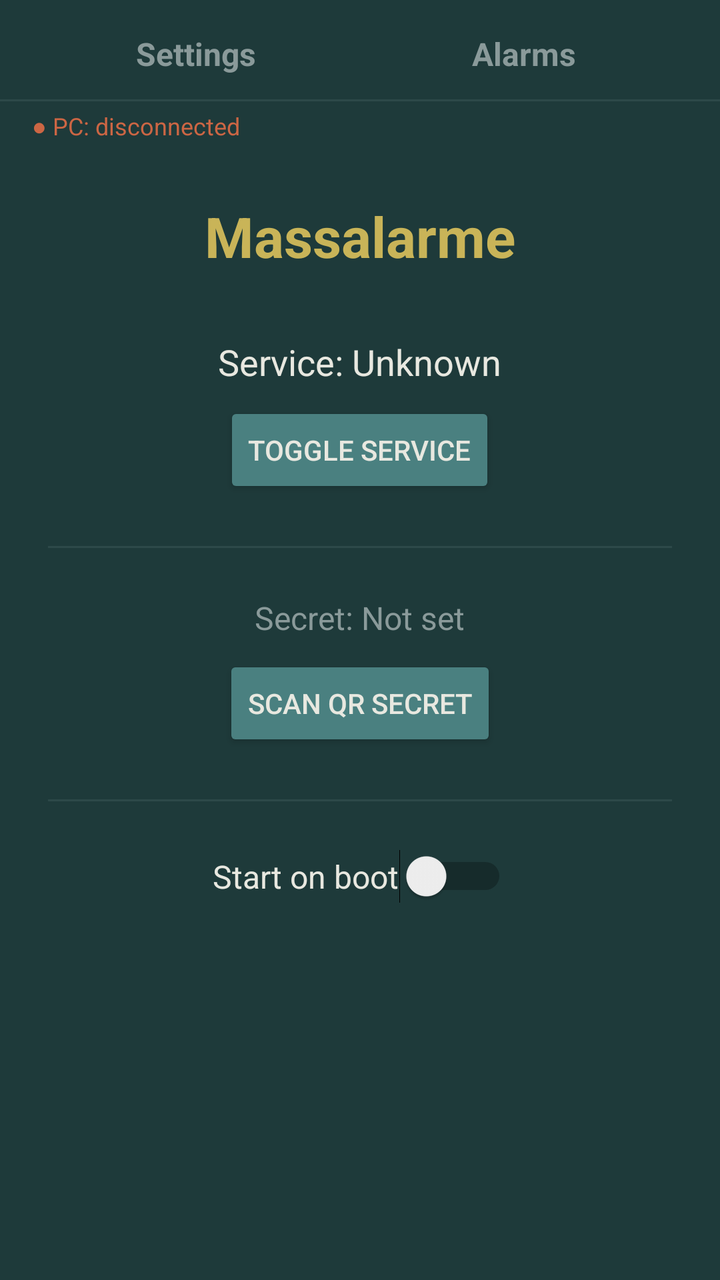
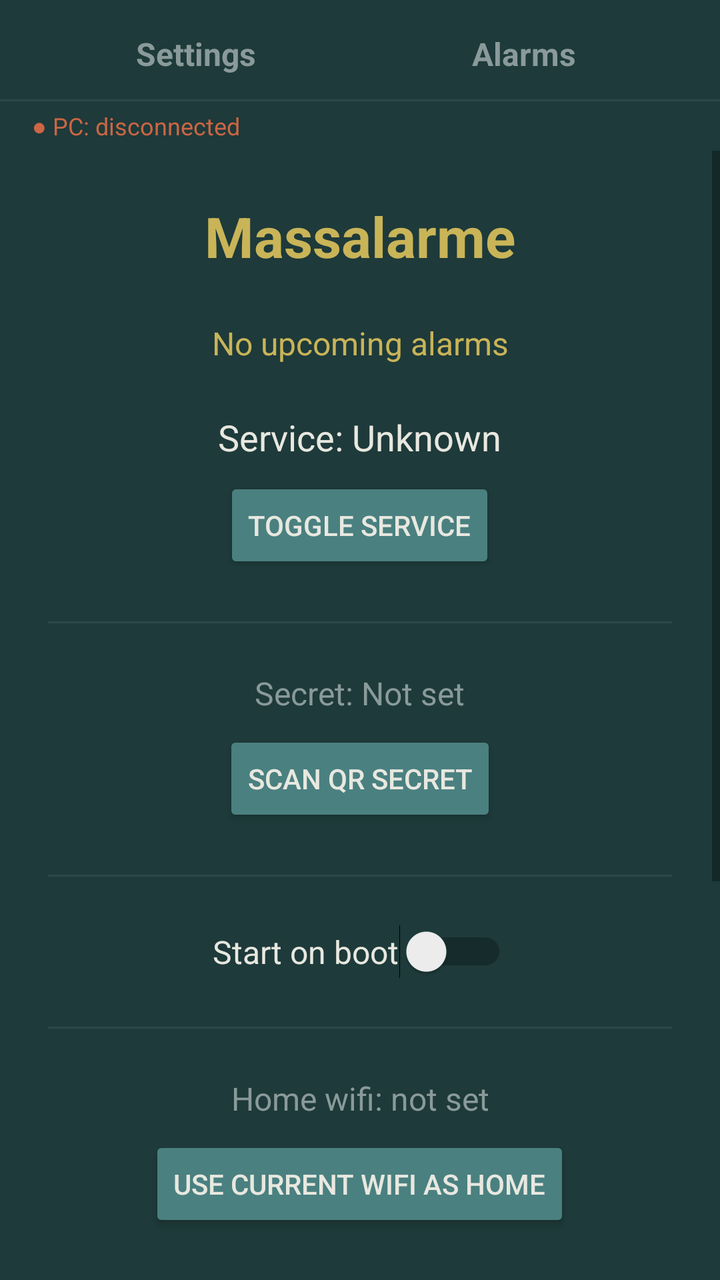

Two renders of the same Android screen: before a commit and after it. Below are the layout's source before the change and the commit's diff.
<!-- AndroidManifest.xml: application theme Theme.AppCompat.Light.NoActionBar -->
<!-- res/layout/activity_main.xml -->
<?xml version="1.0" encoding="utf-8"?>
<LinearLayout xmlns:android="http://schemas.android.com/apk/res/android"
    android:layout_width="match_parent"
    android:layout_height="match_parent"
    android:orientation="vertical"
    android:background="@color/bg_dark">

    <LinearLayout
        android:layout_width="match_parent"
        android:layout_height="wrap_content"
        android:orientation="horizontal"
        android:paddingStart="16dp"
        android:paddingEnd="16dp"
        android:paddingTop="16dp"
        android:paddingBottom="12dp">

        <TextView
            android:id="@+id/tab_settings"
            android:layout_width="0dp"
            android:layout_height="wrap_content"
            android:layout_weight="1"
            android:text="Settings"
            android:textSize="16sp"
            android:textStyle="bold"
            android:textColor="@color/text_muted"
            android:gravity="center" />

        <TextView
            android:id="@+id/tab_alarms"
            android:layout_width="0dp"
            android:layout_height="wrap_content"
            android:layout_weight="1"
            android:text="Alarms"
            android:textSize="16sp"
            android:textStyle="bold"
            android:textColor="@color/text_muted"
            android:gravity="center" />
    </LinearLayout>

    <View
        android:layout_width="match_parent"
        android:layout_height="1dp"
        android:background="@color/divider" />

    <TextView
        android:id="@+id/ws_status"
        android:layout_width="match_parent"
        android:layout_height="wrap_content"
        android:text="● PC: disconnected"
        android:textSize="12sp"
        android:textColor="@color/ws_disconnected"
        android:paddingStart="16dp"
        android:paddingEnd="16dp"
        android:paddingTop="4dp"
        android:paddingBottom="4dp"
        android:background="@color/bg_dark" />

    <FrameLayout
        android:layout_width="match_parent"
        android:layout_height="0dp"
        android:layout_weight="1">

        <LinearLayout
            android:id="@+id/settings_content"
            android:layout_width="match_parent"
            android:layout_height="match_parent"
            android:orientation="vertical"
            android:padding="24dp"
            android:gravity="center_horizontal"
            android:background="@color/bg_dark">

            <TextView
                android:layout_width="wrap_content"
                android:layout_height="wrap_content"
                android:text="Massalarme"
                android:textSize="28sp"
                android:textStyle="bold"
                android:textColor="@color/secondary_accent"
                android:layout_marginBottom="32dp" />

            <TextView
                android:id="@+id/service_status"
                android:layout_width="wrap_content"
                android:layout_height="wrap_content"
                android:text="Service: Unknown"
                android:textSize="18sp"
                android:textColor="@color/text_primary"
                android:layout_marginBottom="8dp" />

            <Button
                android:id="@+id/service_toggle"
                android:layout_width="wrap_content"
                android:layout_height="wrap_content"
                android:text="Toggle Service"
                android:backgroundTint="@color/primary_accent"
                android:textColor="@color/text_primary"
                android:layout_marginBottom="24dp" />

            <View
                android:layout_width="match_parent"
                android:layout_height="1dp"
                android:background="@color/divider"
                android:layout_marginBottom="24dp" />

            <TextView
                android:id="@+id/secret_status"
                android:layout_width="wrap_content"
                android:layout_height="wrap_content"
                android:text="Secret: Not set"
                android:textSize="16sp"
                android:textColor="@color/text_muted"
                android:layout_marginBottom="8dp" />

            <Button
                android:id="@+id/scan_secret"
                android:layout_width="wrap_content"
                android:layout_height="wrap_content"
                android:text="Scan QR Secret"
                android:backgroundTint="@color/primary_accent"
                android:textColor="@color/text_primary"
                android:layout_marginBottom="24dp" />

            <View
                android:layout_width="match_parent"
                android:layout_height="1dp"
                android:background="@color/divider"
                android:layout_marginBottom="24dp" />

            <Switch
                android:id="@+id/boot_toggle"
                android:layout_width="wrap_content"
                android:layout_height="wrap_content"
                android:text="Start on boot"
                android:textSize="16sp"
                android:textColor="@color/text_primary" />

        </LinearLayout>

        <LinearLayout
            android:id="@+id/alarms_content"
            android:layout_width="match_parent"
            android:layout_height="match_parent"
            android:orientation="vertical"
            android:padding="16dp"
            android:background="@color/bg_dark"
            android:visibility="gone">

            <TextView
                android:id="@+id/alarms_empty"
                android:layout_width="wrap_content"
                android:layout_height="wrap_content"
                android:text="No alarms synced yet"
                android:textSize="16sp"
                android:textColor="@color/text_muted"
                android:layout_gravity="center_horizontal"
                android:layout_marginTop="24dp"
                android:layout_marginBottom="12dp"
                android:visibility="gone" />

            <ScrollView
                android:id="@+id/alarms_scroll"
                android:layout_width="match_parent"
                android:layout_height="0dp"
                android:layout_weight="1"
                android:fillViewport="true">

                <LinearLayout
                    android:id="@+id/alarms_list"
                    android:layout_width="match_parent"
                    android:layout_height="wrap_content"
                    android:orientation="vertical" />
            </ScrollView>

            <Button
                android:id="@+id/alarms_add"
                android:layout_width="wrap_content"
                android:layout_height="wrap_content"
                android:text="+"
                android:textSize="20sp"
                android:textStyle="bold"
                android:backgroundTint="@color/secondary_accent"
                android:textColor="@color/bg_dark"
                android:layout_gravity="center_horizontal"
                android:layout_marginTop="12dp"
                android:layout_marginBottom="4dp" />

            <TextView
                android:id="@+id/alarms_last_sync"
                android:layout_width="wrap_content"
                android:layout_height="wrap_content"
                android:text="Last synced: —"
                android:textSize="14sp"
                android:textColor="@color/text_muted"
                android:layout_marginTop="12dp" />

        </LinearLayout>

    </FrameLayout>

</LinearLayout>
<!-- resources referenced by this layout -->
<resources>
  <color name="bg_dark">#1E3A3A</color>
  <color name="divider">#33688888</color>
  <color name="primary_accent">#4A8080</color>
  <color name="secondary_accent">#C9B458</color>
  <color name="text_muted">#8A9A9A</color>
  <color name="text_primary">#E8E8E0</color>
  <color name="ws_disconnected">#CC6644</color>
</resources>

<!-- the commit's change to res/layout/activity_main.xml (unified diff, before → after) -->
@@ -60,10 +60,15 @@
         android:layout_height="0dp"
         android:layout_weight="1">
 
-        <LinearLayout
+        <ScrollView
             android:id="@+id/settings_content"
             android:layout_width="match_parent"
             android:layout_height="match_parent"
+            android:background="@color/bg_dark">
+
+        <LinearLayout
+            android:layout_width="match_parent"
+            android:layout_height="wrap_content"
             android:orientation="vertical"
             android:padding="24dp"
             android:gravity="center_horizontal"
@@ -76,7 +81,17 @@
                 android:textSize="28sp"
                 android:textStyle="bold"
                 android:textColor="@color/secondary_accent"
-                android:layout_marginBottom="32dp" />
+                android:layout_marginBottom="24dp" />
+
+            <TextView
+                android:id="@+id/next_alarm_status"
+                android:layout_width="match_parent"
+                android:layout_height="wrap_content"
+                android:text="No upcoming alarms"
+                android:textSize="16sp"
+                android:gravity="center"
+                android:textColor="@color/secondary_accent"
+                android:layout_marginBottom="24dp" />
 
             <TextView
                 android:id="@+id/service_status"
@@ -132,9 +147,97 @@
                 android:layout_height="wrap_content"
                 android:text="Start on boot"
                 android:textSize="16sp"
+                android:textColor="@color/text_primary"
+                android:layout_marginBottom="24dp" />
+
+            <View
+                android:layout_width="match_parent"
+                android:layout_height="1dp"
+                android:background="@color/divider"
+                android:layout_marginBottom="24dp" />
+
+            
+            <TextView
+                android:id="@+id/home_wifi_status"
+                android:layout_width="match_parent"
+                android:layout_height="wrap_content"
+                android:text="Home wifi: not set"
+                android:textSize="16sp"
+                android:gravity="center"
+                android:textColor="@color/text_muted"
+                android:layout_marginBottom="8dp" />
+
+            <Button
+                android:id="@+id/set_home_wifi"
+                android:layout_width="wrap_content"
+                android:layout_height="wrap_content"
+                android:text="Use current wifi as home"
+                android:backgroundTint="@color/primary_accent"
+                android:textColor="@color/text_primary"
+                android:layout_marginBottom="24dp" />
+
+            <View
+                android:layout_width="match_parent"
+                android:layout_height="1dp"
+                android:background="@color/divider"
+                android:layout_marginBottom="24dp" />
+
+            <TextView
+                android:id="@+id/permissions_status"
+                android:layout_width="match_parent"
+                android:layout_height="wrap_content"
+                android:text="Permissions: checking…"
+                android:textSize="16sp"
+                android:gravity="center"
+                android:textColor="@color/text_muted"
+                android:layout_marginBottom="8dp" />
+
+            <Button
+                android:id="@+id/grant_permissions"
+                android:layout_width="wrap_content"
+                android:layout_height="wrap_content"
+                android:text="Grant permissions"
+                android:backgroundTint="@color/primary_accent"
+                android:textColor="@color/text_primary"
+                android:layout_marginBottom="24dp" />
+
+            <View
+                android:layout_width="match_parent"
+                android:layout_height="1dp"
+                android:background="@color/divider"
+                android:layout_marginBottom="24dp" />
+
+            
+            <TextView
+                android:id="@+id/readings_status"
+                android:layout_width="match_parent"
+                android:layout_height="wrap_content"
+                android:text="No weigh-ins recorded yet"
+                android:textSize="15sp"
+                android:gravity="center"
+                android:textColor="@color/text_muted"
+                android:layout_marginBottom="8dp" />
+
+            <Button
+                android:id="@+id/upload_now"
+                android:layout_width="wrap_content"
+                android:layout_height="wrap_content"
+                android:text="Upload now"
+                android:backgroundTint="@color/primary_accent"
+                android:textColor="@color/text_primary"
+                android:layout_marginBottom="8dp" />
+
+            <Button
+                android:id="@+id/weigh_now"
+                android:layout_width="wrap_content"
+                android:layout_height="wrap_content"
+                android:text="Listen for scale"
+                android:backgroundTint="@color/primary_accent"
                 android:textColor="@color/text_primary" />
 
         </LinearLayout>
+
+        </ScrollView>
 
         <LinearLayout
             android:id="@+id/alarms_content"
